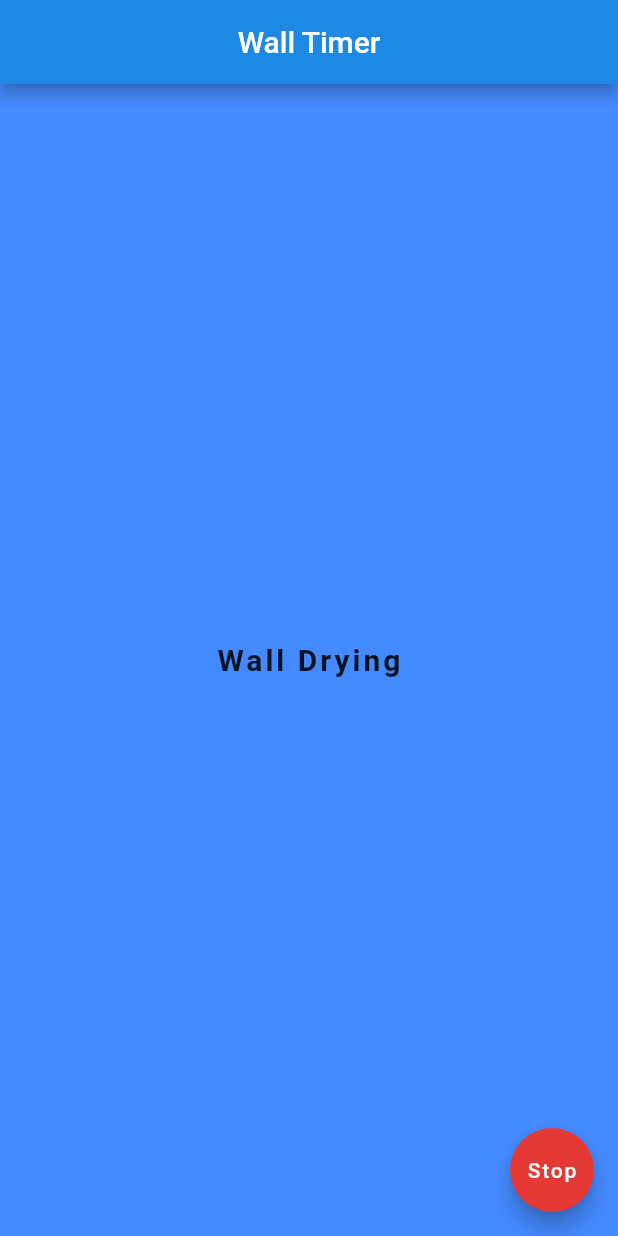
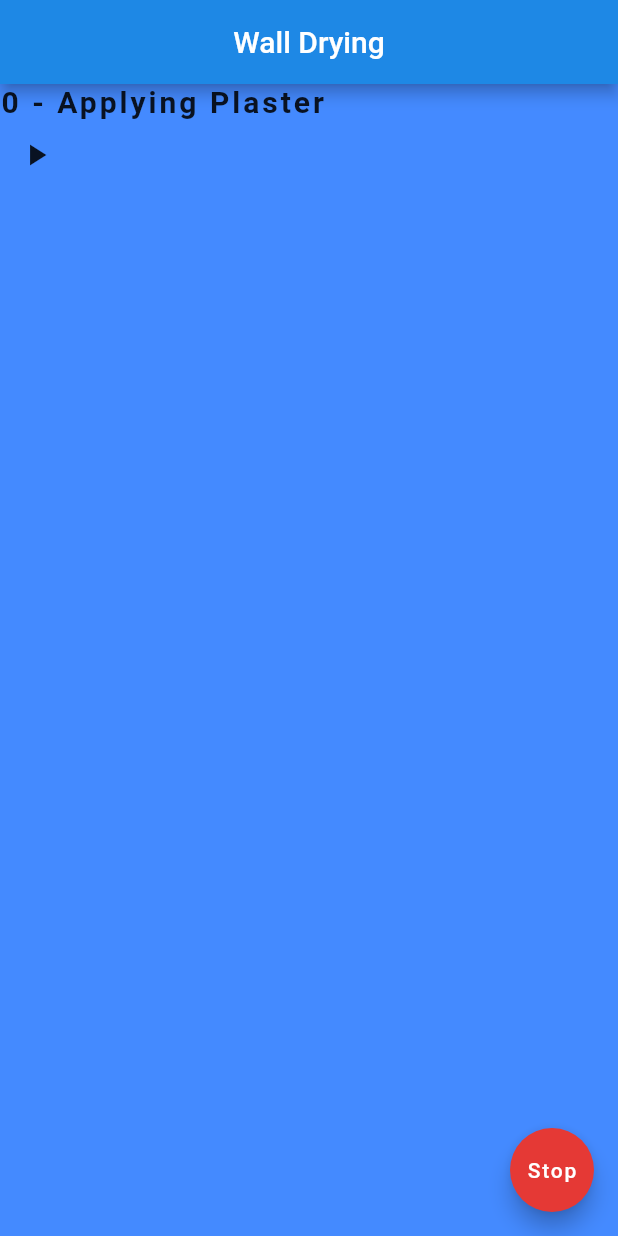
Before and after one commit to bugthing/platering_timer, a Flutter app: the screen it shows after launch, after a tap on "Start", on a phone screen of 412 x 824 dp. Run offline on Flutter 3.47's test engine with Material 2 defaults, Android fonts, the phone set to English and light mode, and no system bars.

Commit message:
stages being ticked through.. pause button working

```diff
--- a/lib/pages/home.dart
+++ b/lib/pages/home.dart
@@ -1,5 +1,4 @@
 import 'package:flutter/material.dart';
-import 'package:plasteringtimer/services/wall_time.dart';
 
 class Home extends StatelessWidget {
   @override
@@ -22,9 +21,8 @@ class Home extends StatelessWidget {
       ),
       floatingActionButton: FloatingActionButton(
         onPressed: () {
-          WallTime wall = WallTime('Wall Drying');
           Navigator.pushReplacementNamed(context, '/wall', arguments: {
-            'name': wall.name
+            'name': 'Wall Drying'
           });
         },
         backgroundColor: Colors.green[600],
--- a/lib/pages/wall_timer.dart
+++ b/lib/pages/wall_timer.dart
@@ -1,4 +1,6 @@
 import 'package:flutter/material.dart';
+import 'dart:async';
+import 'package:plasteringtimer/services/wall_time.dart';
 
 class WallTimer extends StatefulWidget {
   @override
@@ -7,26 +9,78 @@ class WallTimer extends StatefulWidget {
 
 class _WallTimerState extends State<WallTimer> {
 
+  WallTime wall = WallTime();
   Map data = {};
+  Timer _timer;
+  int _seconds = 0;
+  IconData icon = Icons.play_arrow;
+
+  void startTimer() {
+    const oneSec = const Duration(seconds: 1);
+    _timer = new Timer.periodic(
+      oneSec,
+      (Timer timer) => setState(
+        () {
+          wall.tick();
+        },
+      ),
+    );
+  }
+
+  @override
+  void dispose() {
+    if ( _timer != null ) _timer.cancel();
+    super.dispose();
+  }
 
   @override
   Widget build(BuildContext context) {
     data = data.isNotEmpty ? data : ModalRoute.of(context).settings.arguments;
+    wall.name = data['name'];
+
+    if ( wall.isNewStage() ) {
+      print("Play sounds, just moved onto next stage");
+    }
+
     return Scaffold(
       appBar: AppBar(
-          title: Text('Wall Timer'),
+          title: Text(wall.name),
           centerTitle: true,
           backgroundColor: Colors.blue[600]
       ),
-      body: Center(
-        child: Text(
-          data['name'],
+      body: Container(
+        child: Column(
+          children: [
+            Row(
+              children: [
+                Text(
+                  wall.title(),
                   style: TextStyle(
                     fontSize: 20.0,
                     fontWeight: FontWeight.bold,
                     letterSpacing: 2.0,
                   )
                 ),
+               ]
+            ),
+            Row(
+              children: [
+                IconButton(
+                  icon: Icon(icon),
+                  onPressed: () {
+                    if ( _timer != null && _timer.isActive ) {
+                      _timer.cancel();
+                    } else {
+                      // start pressed
+                      icon = Icons.pause;
+                      startTimer();
+                    }
+                  },
+                ),
+              ]
+            )
+           ]
+        )
       ),
       floatingActionButton: FloatingActionButton(
         onPressed: () {
--- a/lib/services/wall_time.dart
+++ b/lib/services/wall_time.dart
@@ -1,8 +1,83 @@
+
 class WallTime {
   String name;
+  int seconds = 0;
+  List<Map> stages = [
+    {
+      "title": "Applying Plaster",
+      //"secs": 1800
+      "secs": 2
+    },
+    {
+      "title": "Flattening 1st Coat",
+      //"secs": 600
+      "secs": 2
+    },
+    {
+      "title": "Clean Tools and Mix New Plaster",
+      "secs": 600
+    },
+    {
+      "title": "Applying 2nd Coat",
+      "secs": 1800
+    },
+    {
+      "title": "Clean Bucket",
+      "secs": 300
+    },
+    {
+      "title": "Closing In",
+      "secs": 1500
+    },
+    {
+      "title": "First Trowel",
+      "secs": 1800
+    },
+    {
+      "title": "2nd Trowel",
+      "secs": 1800
+    },
+    {
+      "title": "Wet Trowel",
+      "secs": 1200
+    },
+    {
+      "title": "Dry Trowel",
+      "secs": 900
+    },
+  ];
 
-  // Constructor, with syntactic sugar for assignment to members.
-  WallTime(this.name) {
-    // Initialization code goes here.
+  WallTime() { // Initialization code goes here.
+
+    // Calculate each stage totalSecs
+    int totalSecs = 0;
+    stages.forEach((stage) {
+      totalSecs += stage['secs'];
+      stage['totalSecs'] = totalSecs;
+     });
+  }
+
+  void tick([int secs = 1]) {
+    this.seconds += secs;
+  }
+
+  bool isFinished() {
+    return current() == stages.last && current()['totalSecs'] < this.seconds;
+  }
+
+  bool isNewStage() {
+    return this.seconds > 0 && current()['totalSecs'] == this.seconds;
+  }
+
+  Map current() {
+    return stages.firstWhere((stage) => stage['totalSecs'] >= this.seconds, orElse: () => stages.last);
+  }
+
+  String currentTitle() {
+    return current()['title'];
+  }
+
+  String title() {
+    return "$seconds - ${ currentTitle() }";
   }
 }
```
Lines whose indentation alone changed are shown as unchanged.
